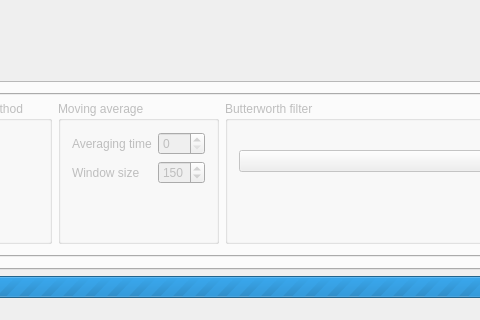
Before: the Qt Designer form EKG/Views/airecgmain.ui in qwerty90/ProjektEKG, drawn with Qt 5; both pictures show x 398 to 878 and y 448 to 768 of the 1100 by 768 pixel window.
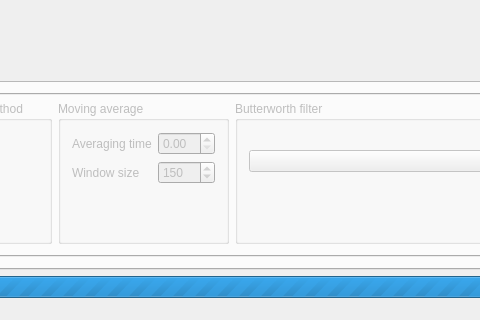
After: the same form once the commit is applied. The open tabs and pages were chosen to show the change. Icons and pictures are not drawn.

Commit message: Some changes to the MA filter GUI.

```diff
--- a/EKG/Views/airecgmain.ui
+++ b/EKG/Views/airecgmain.ui
@@ -639,13 +639,6 @@
                      </property>
                     </widget>
                    </item>
-                   <item row="0" column="1">
-                    <widget class="QSpinBox" name="maTimeSpinBox">
-                     <property name="maximum">
-                      <number>999</number>
-                     </property>
-                    </widget>
-                   </item>
                    <item row="1" column="1">
                     <widget class="QSpinBox" name="maWindowSpinBox">
                      <property name="maximum">
@@ -656,6 +649,9 @@
                      </property>
                     </widget>
                    </item>
+                   <item row="0" column="1">
+                    <widget class="QDoubleSpinBox" name="maTimeSpinBox"/>
+                   </item>
                   </layout>
                  </widget>
                 </item>
```
Left out of the diff: 102 changed lines with no effect on the pictures. The commit also changes 2 other files.
